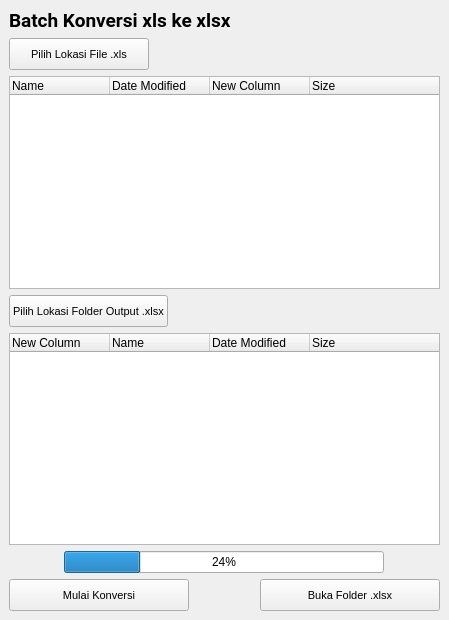
This is UI/batchxlstoxlsx.ui in NubiOmega/Saving-Your-Quality-Time as Qt 5 draws it before an edit. The edited form follows.
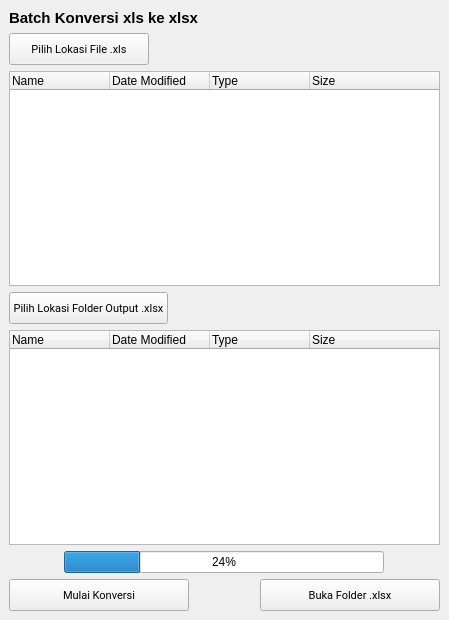
This is the edited form. Icons and pictures are not drawn.

Patch:
```diff
--- a/UI/batchxlstoxlsx.ui
+++ b/UI/batchxlstoxlsx.ui
@@ -23,17 +23,24 @@
    <iconset resource="../resources.qrc">
     <normaloff>:/IMAGE/bg/logo.ico</normaloff>:/IMAGE/bg/logo.ico</iconset>
   </property>
+  <property name="styleSheet">
+   <string notr="true">font: 8pt &quot;Roboto&quot;;</string>
+  </property>
   <widget class="QWidget" name="main_vLayout">
    <layout class="QVBoxLayout" name="verticalLayout">
     <item>
      <widget class="QLabel" name="label_judul">
       <property name="font">
        <font>
-        <family>Roboto</family>
-        <pointsize>14</pointsize>
+        <family>Ubuntu</family>
+        <pointsize>11</pointsize>
+        <italic>false</italic>
         <bold>true</bold>
        </font>
       </property>
+      <property name="styleSheet">
+       <string notr="true">font: 700 Bold 11pt &quot;Ubuntu&quot;;</string>
+      </property>
       <property name="text">
        <string>Batch Konversi xls ke xlsx</string>
       </property>
@@ -60,7 +67,10 @@
         </property>
         <property name="font">
          <font>
+          <family>Roboto</family>
           <pointsize>8</pointsize>
+          <italic>false</italic>
+          <bold>false</bold>
          </font>
         </property>
         <property name="cursor">
@@ -115,7 +125,7 @@
       </column>
       <column>
        <property name="text">
-        <string>New Column</string>
+        <string>Type</string>
        </property>
       </column>
       <column>
@@ -143,7 +153,10 @@
         </property>
         <property name="font">
          <font>
+          <family>Roboto</family>
           <pointsize>8</pointsize>
+          <italic>false</italic>
+          <bold>false</bold>
          </font>
         </property>
         <property name="cursor">
@@ -186,11 +199,6 @@
       <property name="columnCount">
        <number>4</number>
       </property>
-      <column>
-       <property name="text">
-        <string>New Column</string>
-       </property>
-      </column>
       <column>
        <property name="text">
         <string>Name</string>
@@ -201,6 +209,11 @@
         <string>Date Modified</string>
        </property>
       </column>
+      <column>
+       <property name="text">
+        <string>Type</string>
+       </property>
+      </column>
       <column>
        <property name="text">
         <string>Size</string>
@@ -239,7 +252,10 @@
         </property>
         <property name="font">
          <font>
+          <family>Roboto</family>
           <pointsize>8</pointsize>
+          <italic>false</italic>
+          <bold>false</bold>
          </font>
         </property>
         <property name="cursor">
@@ -282,7 +298,10 @@
         </property>
         <property name="font">
          <font>
+          <family>Roboto</family>
           <pointsize>8</pointsize>
+          <italic>false</italic>
+          <bold>false</bold>
          </font>
         </property>
         <property name="cursor">
```
